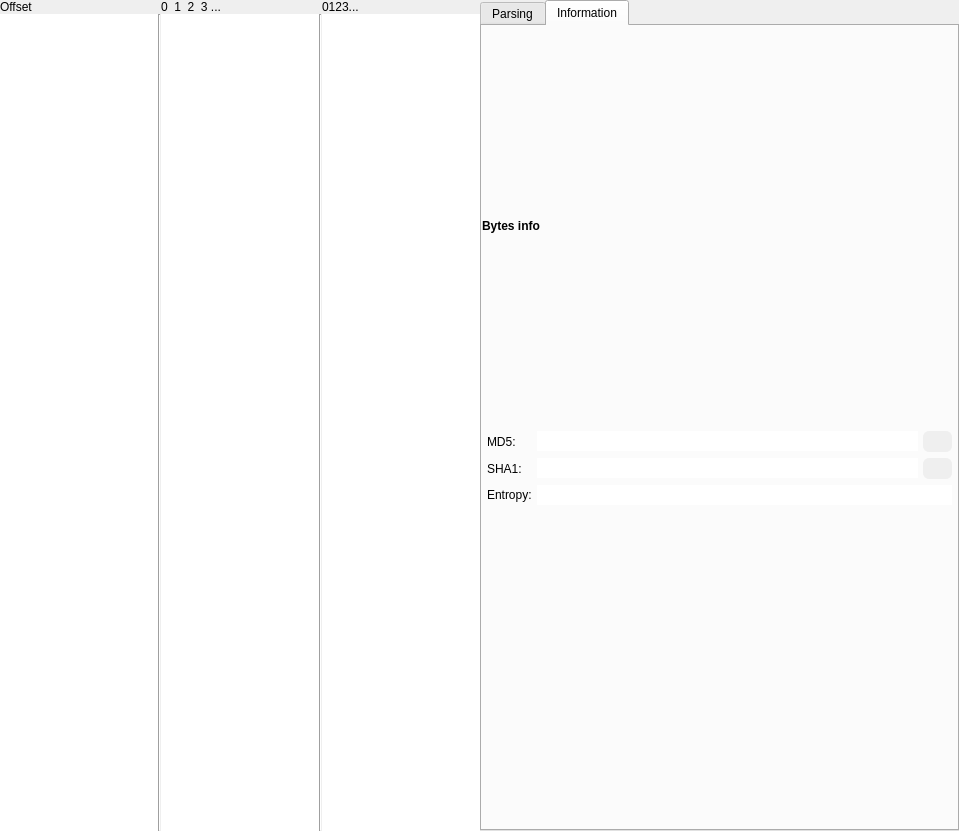
This is src/widgets/HexdumpWidget.ui in rizinorg/cutter as Qt 5 draws it before an edit. The edited form follows.
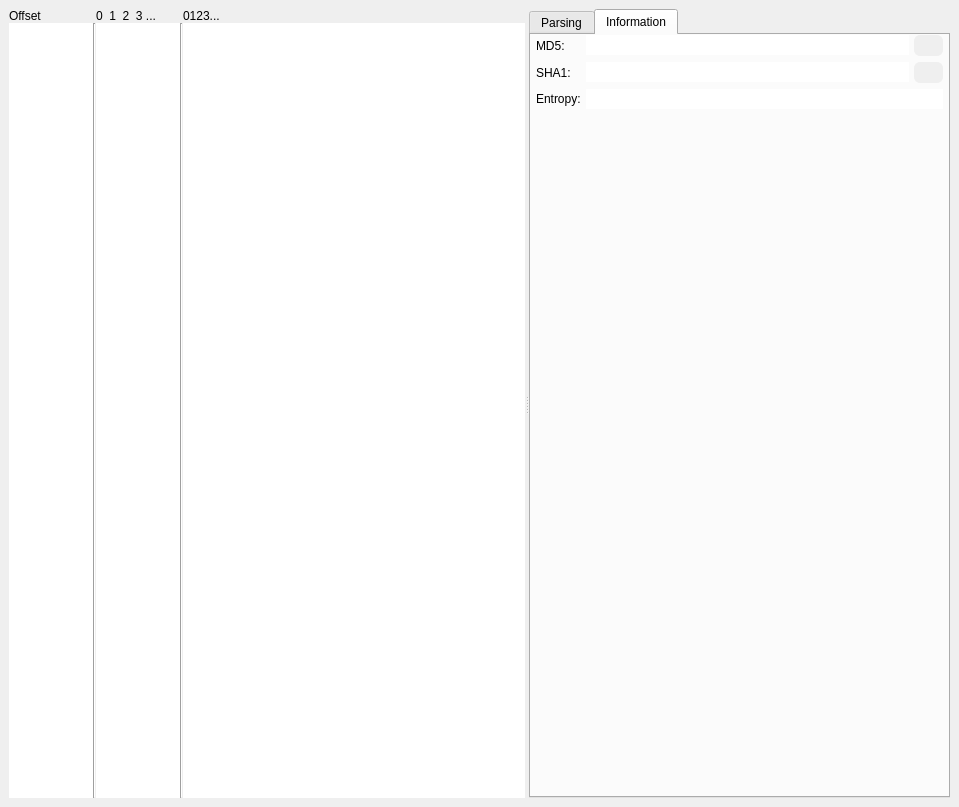
This is the edited form. The open tabs and pages were chosen to show the change.

Commit message: Make HexdumpWidget more resizable

```diff
--- a/src/widgets/HexdumpWidget.ui
+++ b/src/widgets/HexdumpWidget.ui
@@ -7,11 +7,11 @@
     <x>0</x>
     <y>0</y>
     <width>959</width>
-    <height>831</height>
+    <height>807</height>
    </rect>
   </property>
   <property name="sizePolicy">
-   <sizepolicy hsizetype="Preferred" vsizetype="Expanding">
+   <sizepolicy hsizetype="Expanding" vsizetype="Preferred">
     <horstretch>0</horstretch>
     <verstretch>0</verstretch>
    </sizepolicy>
@@ -21,9 +21,28 @@
   </property>
   <widget class="QWidget" name="dockWidgetContents">
    <layout class="QHBoxLayout" name="horizontalLayout">
-    <property name="spacing">
-     <number>0</number>
-    </property>
+    <item>
+     <widget class="QSplitter" name="splitter">
+      <property name="orientation">
+       <enum>Qt::Horizontal</enum>
+      </property>
+      <widget class="QScrollArea" name="scrollArea">
+       <property name="frameShape">
+        <enum>QFrame::NoFrame</enum>
+       </property>
+       <property name="widgetResizable">
+        <bool>true</bool>
+       </property>
+       <widget class="QWidget" name="scrollAreaWidgetContents">
+        <property name="geometry">
+         <rect>
+          <x>0</x>
+          <y>0</y>
+          <width>553</width>
+          <height>764</height>
+         </rect>
+        </property>
+        <layout class="QGridLayout" name="gridLayout_2" columnstretch="0,0,0,0,1">
     <property name="leftMargin">
      <number>0</number>
     </property>
@@ -36,8 +55,9 @@
     <property name="bottomMargin">
      <number>0</number>
     </property>
-    <item>
-     <layout class="QGridLayout" name="gridLayout">
+         <property name="spacing">
+          <number>0</number>
+         </property>
       <item row="1" column="2">
        <widget class="QTextEdit" name="hexHexText">
         <property name="sizePolicy">
@@ -46,18 +66,6 @@
           <verstretch>0</verstretch>
          </sizepolicy>
         </property>
-        <property name="minimumSize">
-         <size>
-          <width>0</width>
-          <height>0</height>
-         </size>
-        </property>
-        <property name="maximumSize">
-         <size>
-          <width>16777215</width>
-          <height>16777215</height>
-         </size>
-        </property>
         <property name="acceptDrops">
          <bool>false</bool>
         </property>
@@ -140,18 +148,17 @@
       </item>
       <item row="0" column="4">
        <widget class="QLabel" name="asciiHeaderLabel">
+           <property name="sizePolicy">
+            <sizepolicy hsizetype="Ignored" vsizetype="Preferred">
+             <horstretch>0</horstretch>
+             <verstretch>0</verstretch>
+            </sizepolicy>
+           </property>
         <property name="text">
          <string>0123...</string>
         </property>
        </widget>
       </item>
-      <item row="1" column="1">
-       <widget class="Line" name="line">
-        <property name="orientation">
-         <enum>Qt::Vertical</enum>
-        </property>
-       </widget>
-      </item>
       <item row="0" column="0">
        <widget class="QLabel" name="offsetHeaderLabel">
         <property name="text">
@@ -162,23 +169,11 @@
       <item row="1" column="4">
        <widget class="QTextEdit" name="hexASCIIText">
         <property name="sizePolicy">
-         <sizepolicy hsizetype="Minimum" vsizetype="Expanding">
+            <sizepolicy hsizetype="MinimumExpanding" vsizetype="Expanding">
           <horstretch>0</horstretch>
           <verstretch>0</verstretch>
          </sizepolicy>
         </property>
-        <property name="minimumSize">
-         <size>
-          <width>0</width>
-          <height>0</height>
-         </size>
-        </property>
-        <property name="maximumSize">
-         <size>
-          <width>16777215</width>
-          <height>16777215</height>
-         </size>
-        </property>
         <property name="font">
          <font>
           <family>Anonymous Pro</family>
@@ -211,9 +206,16 @@
         </property>
        </widget>
       </item>
-     </layout>
-    </item>
-    <item>
+         <item row="1" column="1">
+          <widget class="Line" name="line">
+           <property name="orientation">
+            <enum>Qt::Vertical</enum>
+           </property>
+          </widget>
+         </item>
+        </layout>
+       </widget>
+      </widget>
      <widget class="QTabWidget" name="hexSideTab_2">
       <property name="sizePolicy">
        <sizepolicy hsizetype="Preferred" vsizetype="Expanding">
@@ -225,7 +227,7 @@
        <enum>QTabWidget::North</enum>
       </property>
       <property name="currentIndex">
-       <number>0</number>
+        <number>1</number>
       </property>
       <property name="usesScrollButtons">
        <bool>true</bool>
@@ -513,19 +515,6 @@
         <property name="bottomMargin">
          <number>0</number>
         </property>
-        <item>
-         <widget class="QLabel" name="label_7">
-          <property name="font">
-           <font>
-            <weight>75</weight>
-            <bold>true</bold>
-           </font>
-          </property>
-          <property name="text">
-           <string>Bytes info</string>
-          </property>
-         </widget>
-        </item>
         <item>
          <layout class="QFormLayout" name="formLayout_2">
           <property name="fieldGrowthPolicy">
@@ -699,6 +688,7 @@
          </layout>
         </item>
        </layout>
+       </widget>
       </widget>
      </widget>
     </item>
```
Lines whose indentation alone changed are shown as unchanged. The commit also changes 1 other file.
